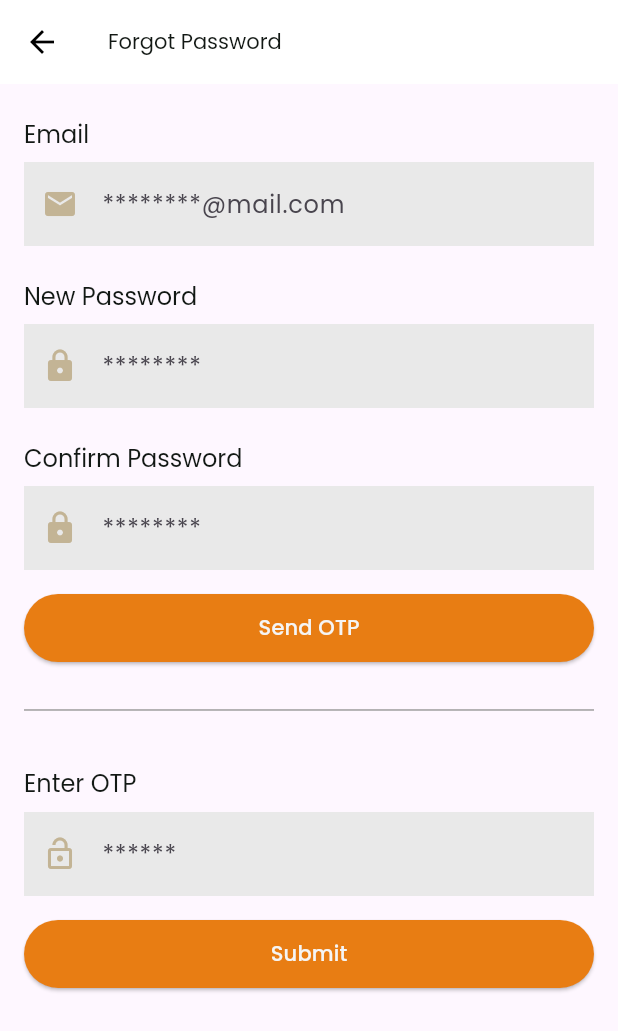
After one commit to AbdulsemedM/Is-Fin, a Flutter app: the ForgotPassword screen opened directly, on a phone screen of 412 x 824 dp. The commit adds this screen. Shown: the top 1031 px of the screen. Run offline on Flutter 3.47's test engine with Material 3 defaults, Android fonts, the light colour scheme and no system bars; our stand-ins replace custom_sliding_segmented_control, salomon_bottom_bar.

Commit message:
forgot password ui

```diff
--- /dev/null
+++ b/lib/features/forgot_password/presentation/screen/forgot_password.dart
@@ -0,0 +1,86 @@
+import 'package:flutter/material.dart';
+import 'package:ifb_loan/features/forgot_password/presentation/widget/email_password_section.dart';
+import 'package:ifb_loan/features/forgot_password/presentation/widget/otp_section.dart';
+
+class ForgotPassword extends StatefulWidget {
+  const ForgotPassword({super.key});
+
+  @override
+  State<ForgotPassword> createState() => _ForgotPasswordState();
+}
+
+class _ForgotPasswordState extends State<ForgotPassword> {
+  final _emailController = TextEditingController();
+  final _passwordController = TextEditingController();
+  final _confirmPasswordController = TextEditingController();
+  final _otpController = TextEditingController();
+
+  @override
+  void dispose() {
+    _emailController.dispose();
+    _passwordController.dispose();
+    _confirmPasswordController.dispose();
+    _otpController.dispose();
+    super.dispose();
+  }
+
+  @override
+  Widget build(BuildContext context) {
+    bool loading = false;
+
+    return Scaffold(
+      appBar: AppBar(
+        title: Text("Forgot Password"),
+      ),
+      body: Padding(
+        padding: const EdgeInsets.all(16.0),
+        child: Column(
+          crossAxisAlignment: CrossAxisAlignment.stretch,
+          children: [
+            // Email and Password Inputs with Send OTP Button
+            EmailPasswordSection(
+              emailController: _emailController,
+              passwordController: _passwordController,
+              confirmPasswordController: _confirmPasswordController,
+              loading: loading,
+              onSendOtp: () async {
+                setState(() {
+                  loading = true;
+                });
+                await Future.delayed(const Duration(seconds: 4));
+                setState(() {
+                  loading = false;
+                });
+              },
+            ),
+
+            SizedBox(height: 24),
+
+            // Divider
+            Divider(
+              color: Colors.grey,
+              thickness: 1,
+            ),
+
+            SizedBox(height: 24),
+
+            // OTP Input and Submit Button
+            OtpSection(
+              otpController: _otpController,
+              loading: loading,
+              onSubmit: () async {
+                setState(() {
+                  loading = true;
+                });
+                await Future.delayed(const Duration(seconds: 4));
+                setState(() {
+                  loading = false;
+                });
+              },
+            ),
+          ],
+        ),
+      ),
+    );
+  }
+}
--- /dev/null
+++ b/lib/features/forgot_password/presentation/widget/email_password_section.dart
@@ -0,0 +1,143 @@
+import 'package:flutter/material.dart';
+import 'package:ifb_loan/app/app_button.dart';
+import 'package:ifb_loan/app/utils/app_colors.dart';
+import 'package:ifb_loan/app/utils/app_theme.dart';
+
+class EmailPasswordSection extends StatelessWidget {
+  final TextEditingController emailController;
+  final TextEditingController passwordController;
+  final TextEditingController confirmPasswordController;
+  final bool loading;
+  final VoidCallback onSendOtp;
+
+  const EmailPasswordSection({
+    Key? key,
+    required this.emailController,
+    required this.passwordController,
+    required this.confirmPasswordController,
+    required this.loading,
+    required this.onSendOtp,
+  }) : super(key: key);
+
+  @override
+  Widget build(BuildContext context) {
+    return Column(
+      crossAxisAlignment: CrossAxisAlignment.stretch,
+      children: [
+        Row(
+          children: [
+            Padding(
+              padding: EdgeInsets.symmetric(vertical: 8.0),
+              child: Text(
+                "Email",
+                style: Theme.of(context)
+                    .textTheme
+                    .displaySmall
+                    ?.copyWith(fontSize: 16),
+              ),
+            ),
+          ],
+        ),
+        TextFormField(
+          // controller: myProductUnitPrice,
+          keyboardType: TextInputType.number,
+          decoration: AppDecorations.getAppInputDecoration(
+            myBorder: false,
+            pIconData: Icons.mail,
+            hintText: '********@mail.com',
+            context: context,
+          ),
+          validator: (value) {
+            if (value?.isEmpty == true) {
+              return 'Email is required';
+            }
+            return null;
+          },
+        ),
+        SizedBox(height: 16),
+        Row(
+          children: [
+            Padding(
+              padding: EdgeInsets.symmetric(vertical: 8.0),
+              child: Text(
+                "New Password",
+                style: Theme.of(context)
+                    .textTheme
+                    .displaySmall
+                    ?.copyWith(fontSize: 16),
+              ),
+            ),
+          ],
+        ),
+        TextFormField(
+          // controller: myProductUnitPrice,
+          keyboardType: TextInputType.number,
+          decoration: AppDecorations.getAppInputDecoration(
+            myBorder: false,
+            pIconData: Icons.lock,
+            hintText: '********',
+            context: context,
+          ),
+          validator: (value) {
+            if (value?.isEmpty == true) {
+              return 'password is required';
+            }
+            return null;
+          },
+        ),
+        SizedBox(height: 16),
+        Row(
+          children: [
+            Padding(
+              padding: EdgeInsets.symmetric(vertical: 8.0),
+              child: Text(
+                "Confirm Password",
+                style: Theme.of(context)
+                    .textTheme
+                    .displaySmall
+                    ?.copyWith(fontSize: 16),
+              ),
+            ),
+          ],
+        ),
+        TextFormField(
+          // controller: myProductUnitPrice,
+          keyboardType: TextInputType.number,
+          decoration: AppDecorations.getAppInputDecoration(
+            myBorder: false,
+            pIconData: Icons.lock,
+            hintText: '********',
+            context: context,
+          ),
+          validator: (value) {
+            if (value?.isEmpty == true) {
+              return 'password is required';
+            }
+            return null;
+          },
+        ),
+        SizedBox(height: 16),
+        MyButton(
+          height: ScreenConfig.screenHeight * 0.055,
+          width: ScreenConfig.screenWidth,
+          backgroundColor:
+              loading ? AppColors.iconColor : AppColors.primaryDarkColor,
+          onPressed: loading ? () {} : onSendOtp,
+          buttonText: loading
+              ? SizedBox(
+                  height: ScreenConfig.screenHeight * 0.02,
+                  width: ScreenConfig.screenHeight * 0.02,
+                  child: const CircularProgressIndicator(
+                    strokeWidth: 3,
+                    color: AppColors.primaryColor,
+                  ),
+                )
+              : const Text(
+                  "Send OTP",
+                  style: TextStyle(color: AppColors.bg1),
+                ),
+        ),
+      ],
+    );
+  }
+}
--- /dev/null
+++ b/lib/features/forgot_password/presentation/widget/otp_section.dart
@@ -0,0 +1,77 @@
+import 'package:flutter/material.dart';
+import 'package:ifb_loan/app/app_button.dart';
+import 'package:ifb_loan/app/utils/app_colors.dart';
+import 'package:ifb_loan/app/utils/app_theme.dart';
+
+class OtpSection extends StatelessWidget {
+  final TextEditingController otpController;
+  final bool loading;
+  final VoidCallback onSubmit;
+
+  const OtpSection({
+    Key? key,
+    required this.otpController,
+    required this.loading,
+    required this.onSubmit,
+  }) : super(key: key);
+
+  @override
+  Widget build(BuildContext context) {
+    return Column(
+      crossAxisAlignment: CrossAxisAlignment.stretch,
+      children: [
+        Row(
+          children: [
+            Padding(
+              padding: EdgeInsets.symmetric(vertical: 8.0),
+              child: Text(
+                "Enter OTP",
+                style: Theme.of(context)
+                    .textTheme
+                    .displaySmall
+                    ?.copyWith(fontSize: 16),
+              ),
+            ),
+          ],
+        ),
+        TextFormField(
+          // controller: myProductUnitPrice,
+          keyboardType: TextInputType.number,
+          decoration: AppDecorations.getAppInputDecoration(
+            myBorder: false,
+            pIconData: Icons.lock_open,
+            hintText: '******',
+            context: context,
+          ),
+          validator: (value) {
+            if (value?.isEmpty == true) {
+              return 'OTP is required';
+            }
+            return null;
+          },
+        ),
+        SizedBox(height: 16),
+        MyButton(
+          height: ScreenConfig.screenHeight * 0.055,
+          width: ScreenConfig.screenWidth,
+          backgroundColor:
+              loading ? AppColors.iconColor : AppColors.primaryDarkColor,
+          onPressed: loading ? () {} : onSubmit,
+          buttonText: loading
+              ? SizedBox(
+                  height: ScreenConfig.screenHeight * 0.02,
+                  width: ScreenConfig.screenHeight * 0.02,
+                  child: const CircularProgressIndicator(
+                    strokeWidth: 3,
+                    color: AppColors.primaryColor,
+                  ),
+                )
+              : const Text(
+                  "Submit",
+                  style: TextStyle(color: AppColors.bg1),
+                ),
+        ),
+      ],
+    );
+  }
+}
--- a/lib/features/login/presentation/screen/login_screen.dart
+++ b/lib/features/login/presentation/screen/login_screen.dart
@@ -3,6 +3,7 @@ import 'package:ifb_loan/app/app_button.dart';
 import 'package:ifb_loan/app/utils/app_colors.dart';
 import 'package:ifb_loan/app/utils/app_theme.dart';
 import 'package:ifb_loan/features/dashborad/dashboard_page.dart';
+import 'package:ifb_loan/features/forgot_password/presentation/screen/forgot_password.dart';
 import 'package:ifb_loan/features/signup/presentation/screen/signup_screen.dart';
 
 class LoginScreen extends StatefulWidget {
@@ -148,9 +149,38 @@ class _LoginScreenState extends State<LoginScreen> {
                       return null;
                     },
                   ),
-                  SizedBox(
-                    height: ScreenConfig.screenHeight * 0.04,
+                  Row(
+                    children: [
+                      Padding(
+                        padding: EdgeInsets.symmetric(vertical: 12.0),
+                        child: GestureDetector(
+                          onTap: () {
+                            // Delay the navigation by 2 seconds
+                            Future.delayed(Duration(seconds: 2), () {
+                              Navigator.push(
+                                context,
+                                MaterialPageRoute(
+                                    builder: (context) => ForgotPassword()),
+                              );
+                            });
+                          },
+                          child: Text(
+                            "Forgot Password?",
+                            style: Theme.of(context)
+                                .textTheme
+                                .displaySmall
+                                ?.copyWith(
+                                    fontSize: 16,
+                                    decoration: TextDecoration.underline,
+                                    color: AppColors.primaryColor),
+                          ),
+                        ),
+                      ),
+                    ],
                   ),
+                  // SizedBox(
+                  //   height: ScreenConfig.screenHeight * 0.04,
+                  // ),
                   MyButton(
                     height: ScreenConfig.screenHeight * 0.055,
                     width: ScreenConfig.screenWidth,
--- a/lib/features/splash_screen/splash_screen.dart
+++ b/lib/features/splash_screen/splash_screen.dart
@@ -33,6 +33,7 @@ class _SplashScreenPageState extends State<SplashScreenPage> {
       body: SafeArea(
         child: Stack(
           children: [
+
             // Background Image
             Opacity(
               opacity: 0.3,
--- a/lib/main.dart
+++ b/lib/main.dart
@@ -24,7 +24,6 @@ class MyApp extends StatelessWidget {
       // title: 'Flutter Demo',
       theme: AppTheme.themeData(),
       home: SplashScreenPage(),
-
     );
   }
 }
```
